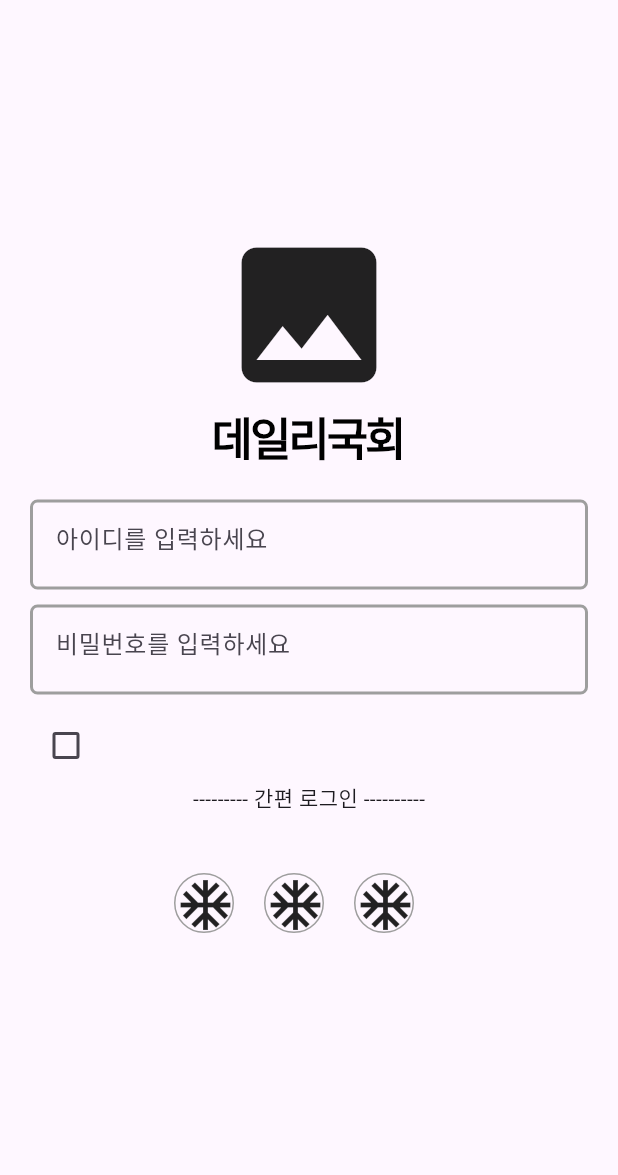
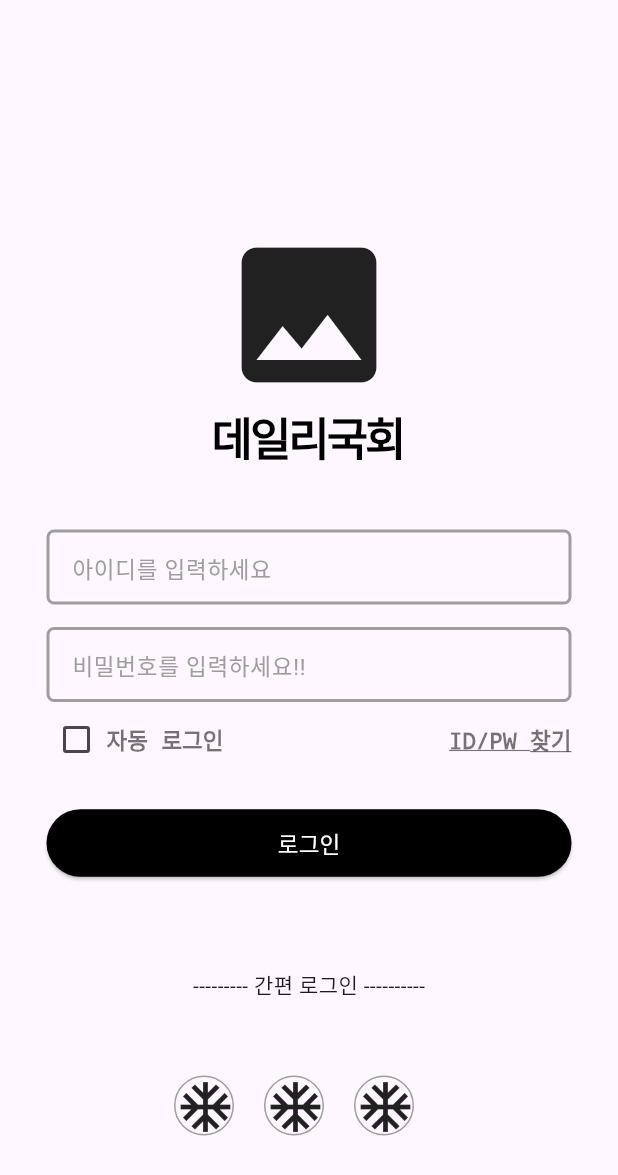
Before and after one commit to jamrice/dna-app, a Flutter app: the screen it shows after launch, on a phone screen of 412 x 824 dp. Shown: the top 1175 px of the screen. Run offline on Flutter 3.47's test engine with Material 3 defaults, Android fonts, the phone set to English and light mode, and no system bars.

Commit message:
create main_screen

```diff
--- a/lib/main.dart
+++ b/lib/main.dart
@@ -1,95 +1,131 @@
+import 'dart:developer';
+
 import 'package:flutter/material.dart';
+import 'main_screen.dart';
 
 void main() {
   runApp(const MyApp());
 }
-
 
 class MyApp extends StatelessWidget {
   const MyApp({super.key});
 
   @override
   Widget build(BuildContext context) {
-    return MaterialApp(
-        themeMode: ThemeMode.light,
-        home: Scaffold(
-          body: Column(
-            children: [
+    return MaterialApp(home: LoginScreen());
+  }
+}
+
+class LoginScreen extends StatefulWidget {
+  const LoginScreen({super.key});
+
+  @override
+  _LoginScreenState createState() => _LoginScreenState();
+}
+
+class _LoginScreenState extends State<LoginScreen> {
+  final TextEditingController _IdController = TextEditingController();
+  final TextEditingController _PwController = TextEditingController();
+
+  bool _canNavigate = false;
+
+  void _tryLogin() {
+    String id = _IdController.text;
+    String pw = _PwController.text;
+
+    print('ID: $id');
+    print('Password: $pw');
+    if (id == "ththth6543@gmail.com" && pw == "7330") {
+      setState(() {
+        _canNavigate = true;
+      });
+    } else {
+      setState(() {
+        _canNavigate = false;
+      });
+    }
+
+    if (_canNavigate) {
+      navigateToNextPage(context);
+    }
+    else {
+      log("login fail");
+    }
+  }
+
+  @override
+  void dispose() {
+    _IdController.dispose();
+    _PwController.dispose();
+    super.dispose();
+  }
+
+  void navigateToNextPage(BuildContext context) {
+    Navigator.push(
+      context,
+      MaterialPageRoute(builder: (context) => mainScreen()),
+    );
+  }
+
+  @override
+  Widget build(BuildContext context) {
+    return Scaffold(
+      resizeToAvoidBottomInset: false,
+      body: Column(children: [
         Padding(
           padding: EdgeInsets.only(top: 150, bottom: 0),
-                child: Icon(Icons.image, size: 120,),
+          child: Icon(
+            Icons.image,
+            size: 120,
+          ),
         ),
         Padding(
-                padding: EdgeInsets.only(bottom: 20),
-                child: Text("데일리국회", style: TextStyle(
+          padding: EdgeInsets.only(bottom: 40),
+          child: Text(
+            "데일리국회",
+            style: TextStyle(
                 fontSize: 30,
                 color: Colors.black,
                 fontWeight: FontWeight.bold,
                 letterSpacing: -2,
-                    decoration: TextDecoration.none
+                decoration: TextDecoration.none),
           ),
         ),
+        Center(
+          child: Column(children: [
+            loginBox(
+              hintText: "아이디를 입력하세요",
+              hintStyle: TextStyle(color: Colors.grey, fontSize: 15),
+              controller: _IdController,
             ),
+            Padding(padding: EdgeInsets.only(bottom: 15)),
+            loginBox(
+              hintText: "비밀번호를 입력하세요!!",
+              hintStyle: TextStyle(color: Colors.grey, fontSize: 15),
+              controller: _PwController,
+            ),
+            Container(
+              width: 350,
+              child: MyCheckBox(),
+            )
+          ]),
+        ),
+        ElevatedButton(
+            onPressed: _tryLogin,
+            style: ElevatedButton.styleFrom(
+              fixedSize: Size(350, 45),
+              backgroundColor: Colors.black,
+            ),
+            child: Text(
+              "로그인",
+              style: TextStyle(fontSize: 15, color: Colors.white),
+            )),
         Padding(
-                padding: EdgeInsets.only(bottom: 10, left: 20, right: 20),
-                child: Container(
-                    width: 400,
-                    height: 60,
-                    decoration: BoxDecoration(
-                        color: Colors.transparent,
-                        border: Border.all(
-                            color: Colors.grey,
-                            width: 2
-                        ),
-                        borderRadius: BorderRadius.circular(5)
-                    ),
-                    child: Padding(
-                      padding: EdgeInsets.only(left: 15),
-                      child: TextField(
-                        decoration: InputDecoration(
-                          hintText: "아이디를 입력하세요",
-                          border: InputBorder.none,
-                        ),
-                      ),
-                    )
-                ),
-              ),
-              Padding(
-                padding: EdgeInsets.only(bottom: 10, left: 20, right: 20),
-                child: Container(
-                    width: 400,
-                    height: 60,
-                    decoration: BoxDecoration(
-                        color: Colors.transparent,
-                        border: Border.all(
-                            color: Colors.grey,
-                            width: 2
-                        ),
-                        borderRadius: BorderRadius.circular(5)
-                    ),
-                    child: Padding(
-                      padding: EdgeInsets.only(left: 15),
-                      child: TextField(
-                        decoration: InputDecoration(
-                          hintText: "비밀번호를 입력하세요",
-                          border: InputBorder.none,
-                        ),
-                      ),
-                    )
-                ),
-              ),
-              Padding(
-                padding: EdgeInsets.only(left: 20),
-                child: MyCheckBox(),
-              ),
-              Padding(
-                padding: EdgeInsets.only(bottom: 40),
+          padding: EdgeInsets.only(top: 60, bottom: 50),
           child: Text("--------- 간편 로그인 ----------"),
         ),
         Center(
-                  child: Row(
-                    mainAxisAlignment: MainAxisAlignment.center,
-                    children: [
+            child: Row(mainAxisAlignment: MainAxisAlignment.center, children: [
           Padding(
             padding: EdgeInsets.only(right: 20),
             child: Container(
@@ -97,12 +133,10 @@ class MyApp extends StatelessWidget {
                 height: 40,
                 decoration: BoxDecoration(
                     shape: BoxShape.circle,
-                                border: Border.all(width: 1, color: Colors.grey)
-                            ),
+                    border: Border.all(width: 1, color: Colors.grey)),
                 child: Center(
                   child: Icon(Icons.ac_unit, size: 40),
-                            )
-                        ),
+                )),
           ),
           Padding(
             padding: EdgeInsets.only(right: 20),
@@ -111,12 +145,10 @@ class MyApp extends StatelessWidget {
                 height: 40,
                 decoration: BoxDecoration(
                     shape: BoxShape.circle,
-                                border: Border.all(width: 1, color: Colors.grey)
-                            ),
+                    border: Border.all(width: 1, color: Colors.grey)),
                 child: Center(
                   child: Icon(Icons.ac_unit, size: 40),
-                            )
-                        ),
+                )),
           ),
           Padding(
             padding: EdgeInsets.only(right: 20),
@@ -125,19 +157,13 @@ class MyApp extends StatelessWidget {
                 height: 40,
                 decoration: BoxDecoration(
                     shape: BoxShape.circle,
-                                border: Border.all(width: 1, color: Colors.grey)
-                            ),
+                    border: Border.all(width: 1, color: Colors.grey)),
                 child: Center(
                   child: Icon(Icons.ac_unit, size: 40),
-                            )
+                )),
           ),
-                      ),
-                    ],
-                  ),
-                ),
-            ],
-          ),
-        )
+        ])),
+      ]),
     );
   }
 }
@@ -154,7 +180,8 @@ class _MyCheckBoxState extends State<MyCheckBox> {
   @override
   Widget build(BuildContext context) {
     return MaterialApp(
-      home: Container(
+      home: Padding(
+          padding: EdgeInsets.only(bottom: 25, top: 5),
           child: Row(
             children: [
               Checkbox(
@@ -163,12 +190,79 @@ class _MyCheckBoxState extends State<MyCheckBox> {
                   setState(() {
                     isChecked = value ?? false;
                   });
-                })
-          ],
+                },
+                visualDensity: VisualDensity.compact,
+              ),
+              Text("자동 로그인",
+                  style: TextStyle(
+                    fontSize: 15,
+                    color: Colors.black54,
+                    decoration: TextDecoration.none,
+                  )),
+              Spacer(),
+              Padding(
+                padding: EdgeInsets.zero,
+                child: Text(
+                  "ID/PW 찾기",
+                  style: TextStyle(
+                    fontSize: 15,
+                    color: Colors.black54,
+                    decorationStyle: TextDecorationStyle.solid,
+                    decorationColor: Colors.black54,
                   ),
                 ),
+              )
+            ],
+          )),
     );
   }
+}
 
+class loginBox extends StatefulWidget {
+  final String hintText;
+  final TextStyle? hintStyle;
+  final TextEditingController controller;
 
+  const loginBox(
+      {super.key,
+      required this.hintText,
+      this.hintStyle,
+      required this.controller});
+
+  @override
+  _loginBoxState createState() => _loginBoxState();
 }
+
+class _loginBoxState extends State<loginBox> {
+
+  @override
+  void dispose() {
+    widget.controller.dispose();
+    super.dispose();
+  }
+
+  @override
+  Widget build(BuildContext context) {
+    return MaterialApp(
+        home: Container(
+      width: 350,
+      height: 50,
+      alignment: Alignment.center,
+      decoration: BoxDecoration(
+          color: Colors.transparent,
+          border: Border.all(color: Colors.grey, width: 2),
+          borderRadius: BorderRadius.circular(5)),
+      child: Padding(
+        padding: EdgeInsets.only(left: 15),
+        child: TextField(
+          controller: widget.controller,
+          decoration: InputDecoration(
+            border: InputBorder.none,
+            hintText: widget.hintText,
+            hintStyle: widget.hintStyle,
+          ),
+        ),
+      ),
+    ));
+  }
+}
```
Also changed, not shown: lib/main_screen.dart (added, +67 -0 lines). Lines whose indentation alone changed are shown as unchanged.
